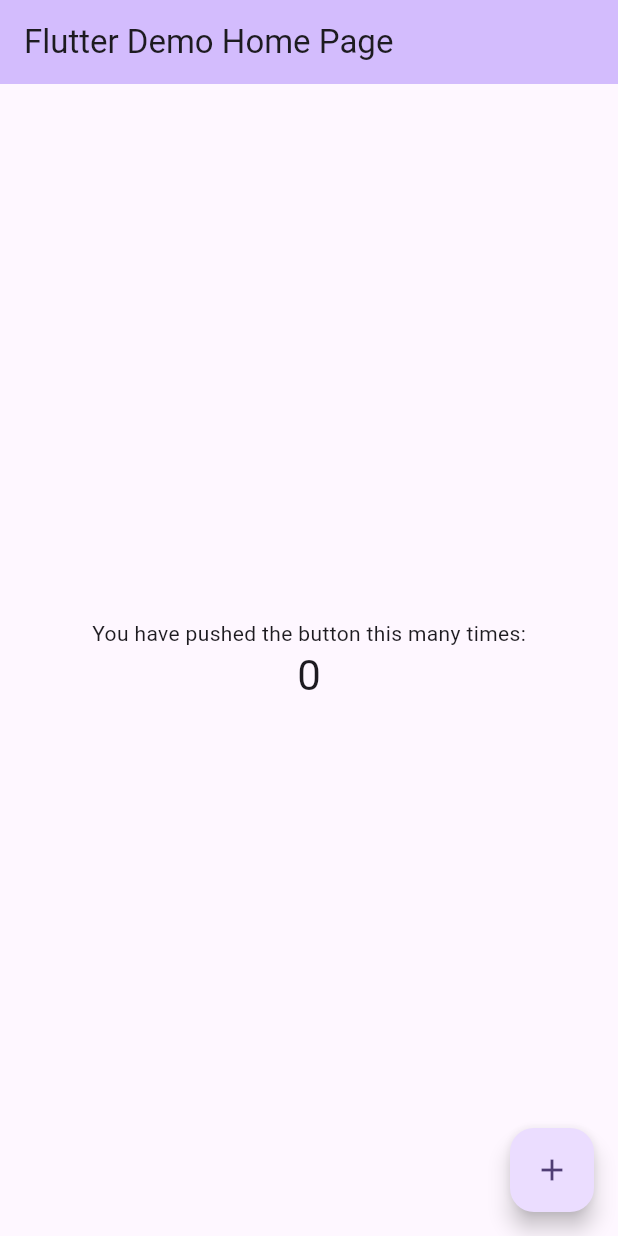
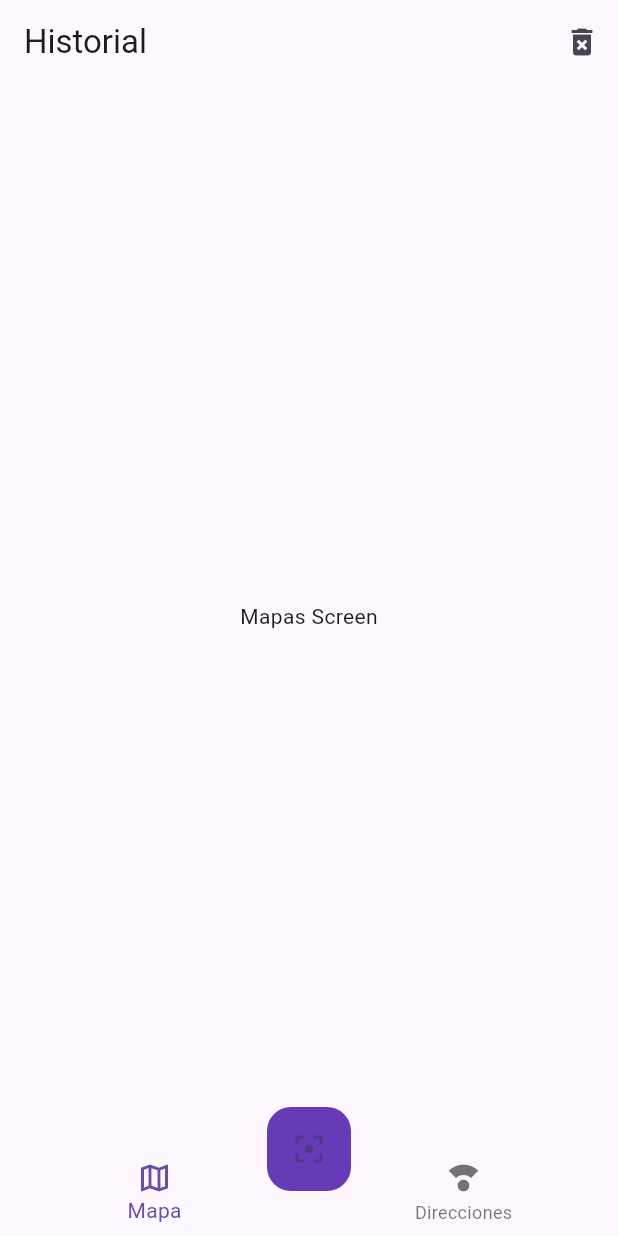
Before and after one commit to AitorAD/seminario_4_pmdm, a Flutter app: the screen it shows after launch, on a phone screen of 412 x 824 dp. Run offline on Flutter 3.47's test engine with Material 3 defaults, Android fonts, the phone set to English and light mode, and no system bars.

Commit message:
Seminario 4

```diff
--- a/lib/main.dart
+++ b/lib/main.dart
@@ -1,125 +1,35 @@
 import 'package:flutter/material.dart';
+import 'package:provider/provider.dart';
+import 'package:seminario_4/providers/ui_provider.dart';
+import 'package:seminario_4/screens/screens.dart';
 
-void main() {
-  runApp(const MyApp());
+void main() => runApp(AppState());
+
+class AppState extends StatelessWidget {
+  @override
+  Widget build(BuildContext context) {
+    return MultiProvider(providers: [
+      ChangeNotifierProvider(create: (_) => UiProvider())
+    ], child: MyApp());
+  }
 }
 
 class MyApp extends StatelessWidget {
   const MyApp({super.key});
 
-  // This widget is the root of your application.
   @override
   Widget build(BuildContext context) {
     return MaterialApp(
-      title: 'Flutter Demo',
+      title: 'QR Reader',
       theme: ThemeData(
-        // This is the theme of your application.
-        //
-        // TRY THIS: Try running your application with "flutter run". You'll see
-        // the application has a purple toolbar. Then, without quitting the app,
-        // try changing the seedColor in the colorScheme below to Colors.green
-        // and then invoke "hot reload" (save your changes or press the "hot
-        // reload" button in a Flutter-supported IDE, or press "r" if you used
-        // the command line to start the app).
-        //
-        // Notice that the counter didn't reset back to zero; the application
-        // state is not lost during the reload. To reset the state, use hot
-        // restart instead.
-        //
-        // This works for code too, not just values: Most code changes can be
-        // tested with just a hot reload.
-        colorScheme: ColorScheme.fromSeed(seedColor: Colors.deepPurple),
-        useMaterial3: true,
-      ),
-      home: const MyHomePage(title: 'Flutter Demo Home Page'),
+          primarySwatch: Colors.deepPurple,
+          floatingActionButtonTheme: FloatingActionButtonThemeData(
+              backgroundColor: Colors.deepPurple)),
+      initialRoute: 'home_screen',
+      routes: {
+        'home_screen': (_) => HomeScreen(),
+        'map_screen': (_) => MapScreen(),
+      },
     );
   }
 }
-
-class MyHomePage extends StatefulWidget {
-  const MyHomePage({super.key, required this.title});
-
-  // This widget is the home page of your application. It is stateful, meaning
-  // that it has a State object (defined below) that contains fields that affect
-  // how it looks.
-
-  // This class is the configuration for the state. It holds the values (in this
-  // case the title) provided by the parent (in this case the App widget) and
-  // used by the build method of the State. Fields in a Widget subclass are
-  // always marked "final".
-
-  final String title;
-
-  @override
-  State<MyHomePage> createState() => _MyHomePageState();
-}
-
-class _MyHomePageState extends State<MyHomePage> {
-  int _counter = 0;
-
-  void _incrementCounter() {
-    setState(() {
-      // This call to setState tells the Flutter framework that something has
-      // changed in this State, which causes it to rerun the build method below
-      // so that the display can reflect the updated values. If we changed
-      // _counter without calling setState(), then the build method would not be
-      // called again, and so nothing would appear to happen.
-      _counter++;
-    });
-  }
-
-  @override
-  Widget build(BuildContext context) {
-    // This method is rerun every time setState is called, for instance as done
-    // by the _incrementCounter method above.
-    //
-    // The Flutter framework has been optimized to make rerunning build methods
-    // fast, so that you can just rebuild anything that needs updating rather
-    // than having to individually change instances of widgets.
-    return Scaffold(
-      appBar: AppBar(
-        // TRY THIS: Try changing the color here to a specific color (to
-        // Colors.amber, perhaps?) and trigger a hot reload to see the AppBar
-        // change color while the other colors stay the same.
-        backgroundColor: Theme.of(context).colorScheme.inversePrimary,
-        // Here we take the value from the MyHomePage object that was created by
-        // the App.build method, and use it to set our appbar title.
-        title: Text(widget.title),
-      ),
-      body: Center(
-        // Center is a layout widget. It takes a single child and positions it
-        // in the middle of the parent.
-        child: Column(
-          // Column is also a layout widget. It takes a list of children and
-          // arranges them vertically. By default, it sizes itself to fit its
-          // children horizontally, and tries to be as tall as its parent.
-          //
-          // Column has various properties to control how it sizes itself and
-          // how it positions its children. Here we use mainAxisAlignment to
-          // center the children vertically; the main axis here is the vertical
-          // axis because Columns are vertical (the cross axis would be
-          // horizontal).
-          //
-          // TRY THIS: Invoke "debug painting" (choose the "Toggle Debug Paint"
-          // action in the IDE, or press "p" in the console), to see the
-          // wireframe for each widget.
-          mainAxisAlignment: MainAxisAlignment.center,
-          children: <Widget>[
-            const Text(
-              'You have pushed the button this many times:',
-            ),
-            Text(
-              '$_counter',
-              style: Theme.of(context).textTheme.headlineMedium,
-            ),
-          ],
-        ),
-      ),
-      floatingActionButton: FloatingActionButton(
-        onPressed: _incrementCounter,
-        tooltip: 'Increment',
-        child: const Icon(Icons.add),
-      ), // This trailing comma makes auto-formatting nicer for build methods.
-    );
-  }
-}
--- /dev/null
+++ b/lib/providers/ui_provider.dart
@@ -0,0 +1,12 @@
+import 'package:flutter/material.dart';
+
+class UiProvider extends ChangeNotifier {
+  int _selectedMenuOpt = 0;
+
+  int get selectedMenuOpt => _selectedMenuOpt;
+
+  set selectedMenuOpt(int opt) {
+    _selectedMenuOpt = opt;
+    notifyListeners();
+  }
+}
--- /dev/null
+++ b/lib/screens/addresses_screen.dart
@@ -0,0 +1,10 @@
+import 'package:flutter/material.dart';
+
+class AddressesScreen extends StatelessWidget {
+  @override
+  Widget build(BuildContext context) {
+    return Center(
+      child: Text('Direcciones Page'),
+    );
+  }
+}
--- /dev/null
+++ b/lib/screens/home_screen.dart
@@ -0,0 +1,45 @@
+import 'package:flutter/material.dart';
+import 'package:provider/provider.dart';
+import 'package:seminario_4/providers/ui_provider.dart';
+import 'package:seminario_4/screens/addresses_screen.dart';
+import 'package:seminario_4/screens/screens.dart';
+import 'package:seminario_4/widgets/widgets.dart';
+
+class HomeScreen extends StatelessWidget {
+  @override
+  Widget build(BuildContext context) {
+    return Scaffold(
+      appBar: AppBar(
+        title: Text('Historial'),
+        actions: [
+          IconButton(onPressed: () {}, icon: Icon(Icons.delete_forever))
+        ],
+      ),
+      body: _HomeScreenBody(),
+      bottomNavigationBar: CustomNavigationBar(),
+      floatingActionButtonLocation: FloatingActionButtonLocation.centerDocked,
+      floatingActionButton: FloatingActionButton(
+        onPressed: () {},
+        child: Icon(Icons.filter_center_focus),
+        elevation: 0,
+      ),
+    );
+  }
+}
+
+class _HomeScreenBody extends StatelessWidget {
+  const _HomeScreenBody({super.key});
+
+  @override
+  Widget build(BuildContext context) {
+    final uiProvider = Provider.of<UiProvider>(context);
+    switch (uiProvider.selectedMenuOpt) {
+      case 0:
+        return MapScreen();
+      case 1:
+        return AddressesScreen();
+      default:
+        return MapScreen();
+    }
+  }
+}
--- /dev/null
+++ b/lib/screens/map_screen.dart
@@ -0,0 +1,10 @@
+import 'package:flutter/material.dart';
+
+class MapScreen extends StatelessWidget {
+  @override
+  Widget build(BuildContext context) {
+    return Center(
+      child: Text('Mapas Screen'),
+    );
+  }
+}
--- /dev/null
+++ b/lib/screens/screens.dart
@@ -0,0 +1,2 @@
+export 'package:seminario_4/screens/map_screen.dart';
+export 'package:seminario_4/screens/home_screen.dart';
--- /dev/null
+++ b/lib/widgets/custom_navigator_bar.dart
@@ -0,0 +1,17 @@
+import 'package:flutter/material.dart';
+
+class CustomNavigationBar extends StatelessWidget {
+  const CustomNavigationBar({
+    super.key,
+  });
+
+  @override
+  Widget build(BuildContext context) {
+    return BottomNavigationBar(items: [
+      BottomNavigationBarItem(icon: Icon(Icons.map_outlined), label: 'Mapa'),
+      BottomNavigationBarItem(icon: Icon(Icons.compass_calibration), label: 'Direcciones')
+    ],
+    currentIndex: 0,
+    elevation: 0,);
+  }
+}
--- /dev/null
+++ b/lib/widgets/widgets.dart
@@ -0,0 +1 @@
+export 'package:seminario_4/widgets/custom_navigator_bar.dart';
--- a/pubspec.yaml
+++ b/pubspec.yaml
@@ -31,6 +31,7 @@ dependencies:
   flutter:
     sdk: flutter
 
+  provider: ^6.1.2
 
   # The following adds the Cupertino Icons font to your application.
   # Use with the CupertinoIcons class for iOS style icons.
```
Also changed, not shown: pubspec.lock, 1 other file.
